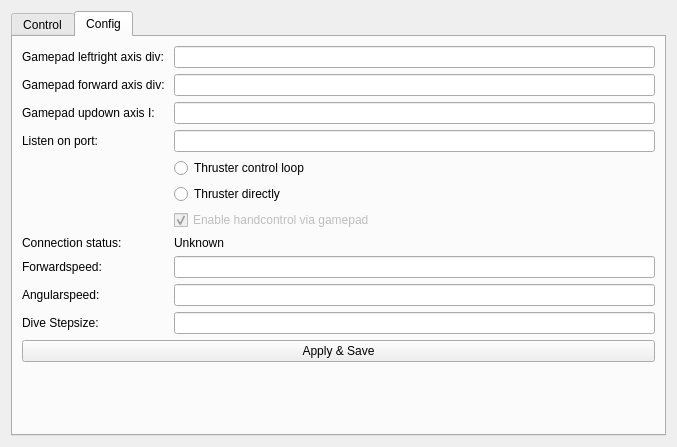
Old version of the form Hanse/Module_HandControl/handcontrol_form.ui in the repository iti-luebeck/HANSE2011.
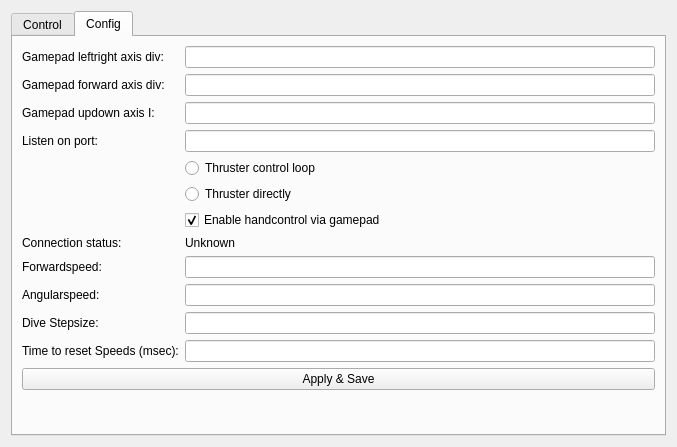
New version of the form.

The edit to the form file:
```diff
--- a/Hanse/Module_HandControl/handcontrol_form.ui
+++ b/Hanse/Module_HandControl/handcontrol_form.ui
@@ -161,11 +161,14 @@
        <item row="9" column="1">
         <widget class="QCheckBox" name="enableGamepad">
          <property name="enabled">
-          <bool>false</bool>
+          <bool>true</bool>
          </property>
          <property name="text">
           <string>Enable handcontrol via gamepad</string>
          </property>
+         <property name="checkable">
+          <bool>true</bool>
+         </property>
          <property name="checked">
           <bool>true</bool>
          </property>
@@ -215,7 +218,14 @@
        <item row="16" column="1">
         <widget class="QLineEdit" name="maxVertSpeed"/>
        </item>
-       <item row="17" column="0" colspan="2">
+       <item row="17" column="0">
+        <widget class="QLabel" name="label_6">
+         <property name="text">
+          <string>Time to reset Speeds (msec):</string>
+         </property>
+        </widget>
+       </item>
+       <item row="18" column="0" colspan="2">
         <widget class="QPushButton" name="save">
          <property name="text">
           <string>Apply &amp;&amp; Save</string>
@@ -225,6 +235,9 @@
          </property>
         </widget>
        </item>
+       <item row="17" column="1">
+        <widget class="QLineEdit" name="resetTime"/>
+       </item>
       </layout>
      </widget>
     </widget>
```
Left out of the diff: 2 changed lines with no effect on the pictures.
